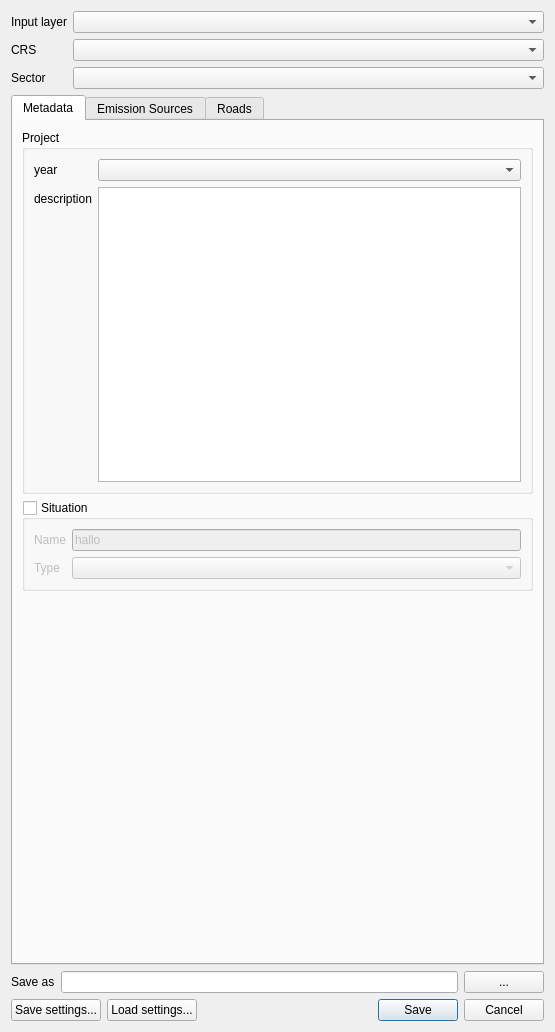
Above: ImaerPlugin/generate_calc_input_dlg.ui from opengeogroep/AERIUS-QGIS-plugins before the change. Below: the same form after it.
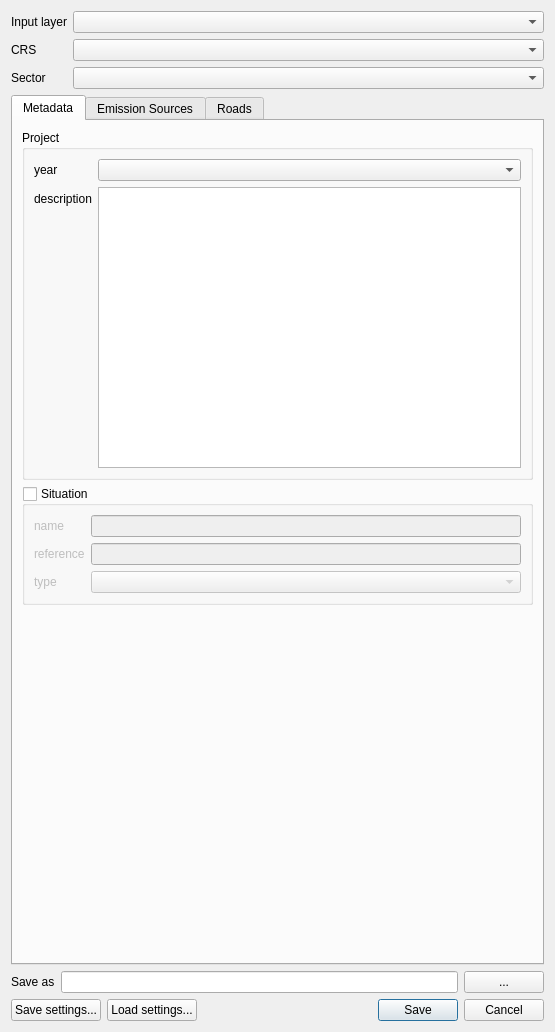
That is the form after the change. The open tabs and pages were chosen to show the change. Custom widgets are drawn as their Qt base class.

Commit message: Generate valid GML for emission sources

What changed in the file:
```diff
--- a/ImaerPlugin/generate_calc_input_dlg.ui
+++ b/ImaerPlugin/generate_calc_input_dlg.ui
@@ -116,27 +116,41 @@
               <item row="0" column="0">
                <widget class="QLabel" name="label_situation_name">
                 <property name="text">
-                 <string>Name</string>
+                 <string>name</string>
                 </property>
                </widget>
               </item>
               <item row="0" column="1">
                <widget class="QLineEdit" name="edit_situation_name">
                 <property name="text">
-                 <string>hallo</string>
+                 <string/>
                 </property>
                </widget>
               </item>
-              <item row="1" column="0">
+              <item row="2" column="0">
                <widget class="QLabel" name="label_situation_type">
                 <property name="text">
-                 <string>Type</string>
+                 <string>type</string>
                 </property>
                </widget>
               </item>
-              <item row="1" column="1">
+              <item row="2" column="1">
                <widget class="QComboBox" name="combo_situation_type"/>
               </item>
+              <item row="1" column="1">
+               <widget class="QLineEdit" name="edit_situation_reference">
+                <property name="text">
+                 <string/>
+                </property>
+               </widget>
+              </item>
+              <item row="1" column="0">
+               <widget class="QLabel" name="label_situation_reference">
+                <property name="text">
+                 <string>reference</string>
+                </property>
+               </widget>
+              </item>
              </layout>
             </widget>
            </item>
```
Left out of the diff: 2 changed lines with no effect on the pictures. The commit also changes 6 other files.
